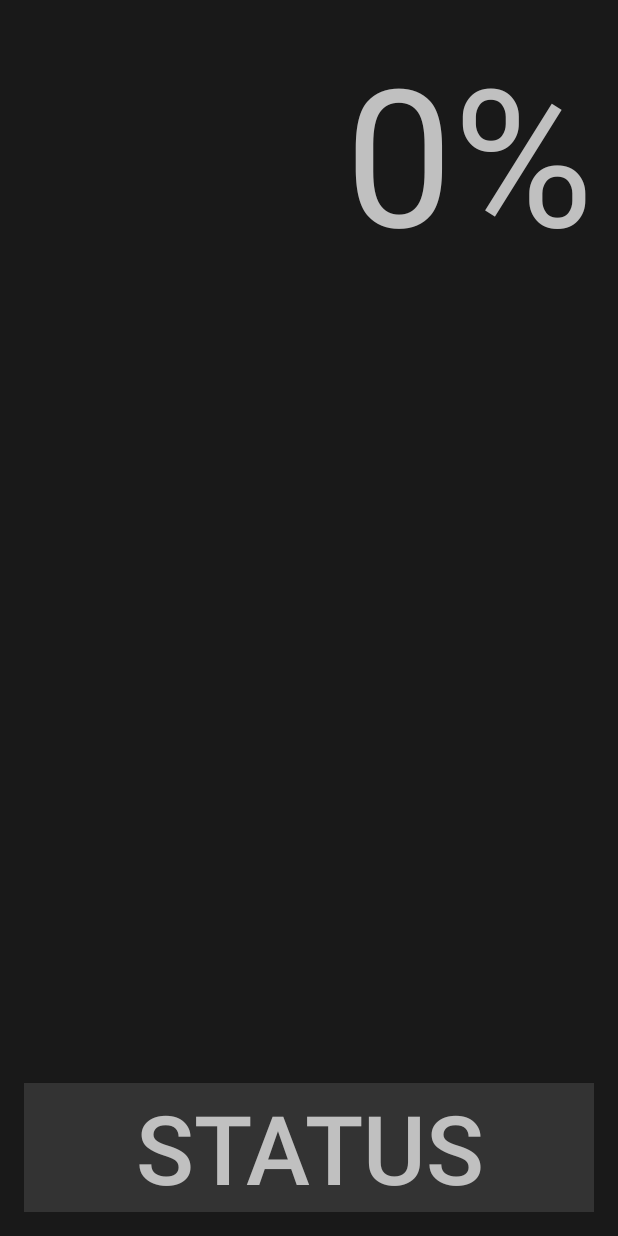
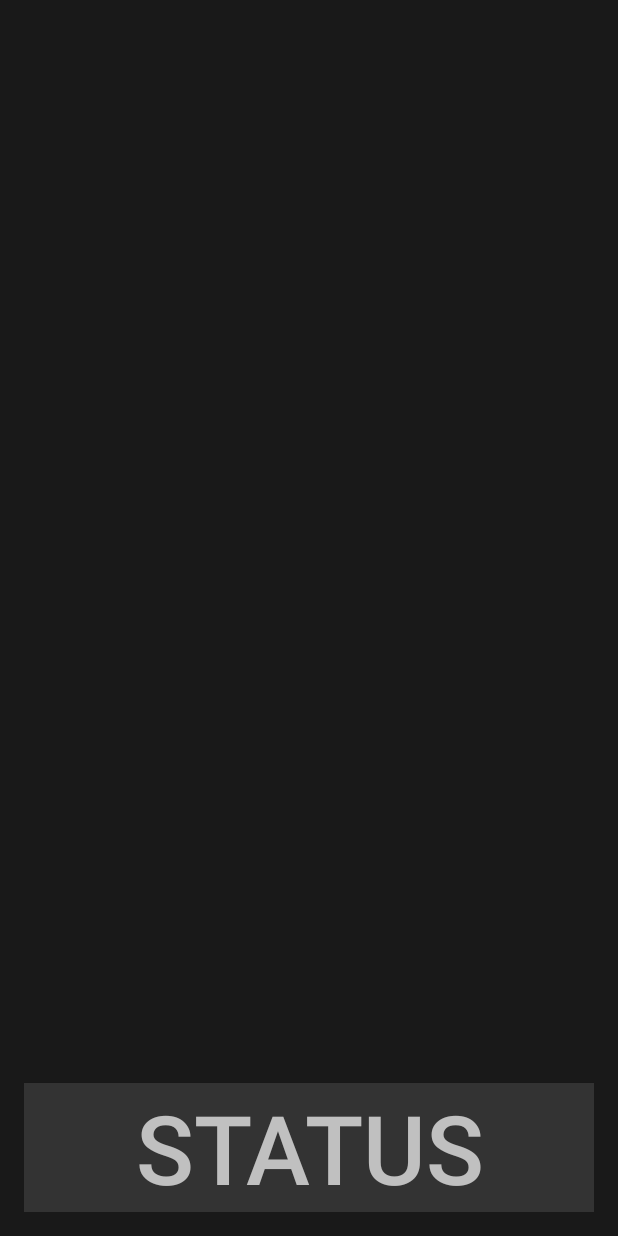
Before and after one commit to Lisiecki/codis, an Android app: the layout activity_main.xml on its own in the app's theme, with its tools: preview values and no code run, on a phone screen of 412 x 824 dp. Run offline under Robolectric (Android 15) with nearby library versions, the phone set to English and light mode, and no system bars.

Commit message:
save data

```diff
--- a/Surveillance_Receiver/app/src/main/res/layout/activity_main.xml
+++ b/Surveillance_Receiver/app/src/main/res/layout/activity_main.xml
@@ -10,23 +10,14 @@
     android:background="@color/dark_grey3"
     tools:context=".MainActivity">
 
-    <TextView
-        android:id="@+id/percentage_text_view"
-        android:text="@string/percentage"
-        android:layout_width="wrap_content"
+    <ListView
+        android:id="@+id/server_list_view"
         android:layout_height="wrap_content"
-        android:textSize="@dimen/intruder_text_size"
-        android:textColor="@color/light_grey"
-        android:layout_alignParentRight="true"/>
-
-    <TextView
-        android:id="@+id/intruder_detected_text_view"
-        android:text="@string/intruder_default"
-        android:layout_width="wrap_content"
-        android:layout_height="wrap_content"
-        android:textSize="@dimen/intruder_text_size"
-        android:textColor="@color/light_grey"
-        android:layout_toLeftOf="@id/percentage_text_view"/>
+        android:layout_width="match_parent"
+        android:clickable="true"
+        android:focusable="true"
+        android:focusableInTouchMode="true"
+        android:background="@drawable/dark_background"/>
 
     <Button
         android:id="@+id/shutdown_button"
```
Also changed, not shown: 2 other files.
